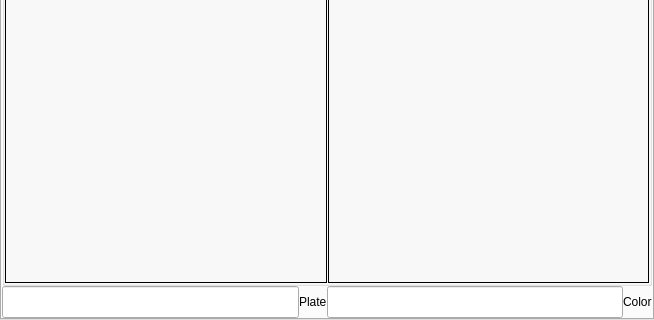
Above: MainUI/datawidget.ui from 519984307/Container_20191221 before the change; both pictures show x 0 to 654 and y 178 to 498 of the 654 by 498 pixel window. Below: the same form after it.
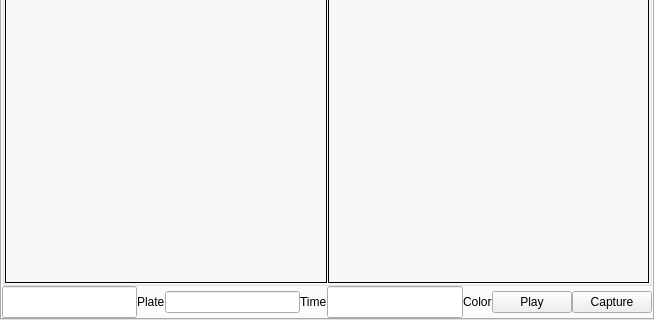
That is the form after the change. The open tabs and pages were chosen to show the change.

The edit to the form file:
```diff
--- a/MainUI/datawidget.ui
+++ b/MainUI/datawidget.ui
@@ -44,7 +44,7 @@
       <enum>QTabWidget::Rounded</enum>
      </property>
      <property name="currentIndex">
-      <number>0</number>
+      <number>2</number>
      </property>
      <property name="iconSize">
       <size>
@@ -957,7 +957,7 @@
           <property name="verticalSpacing">
            <number>0</number>
           </property>
-          <item row="0" column="0">
+          <item row="1" column="0">
            <widget class="QLabel" name="label_3">
             <property name="frameShape">
              <enum>QFrame::Panel</enum>
@@ -970,8 +970,8 @@
             </property>
            </widget>
           </item>
-          <item row="0" column="1">
-           <widget class="QLabel" name="label_5">
+          <item row="1" column="1">
+           <widget class="QLabel" name="label_4">
             <property name="frameShape">
              <enum>QFrame::Panel</enum>
             </property>
@@ -1008,6 +1008,26 @@
            </property>
           </widget>
          </item>
+         <item>
+          <widget class="QPushButton" name="pushButton_2">
+           <property name="text">
+            <string>Play</string>
+           </property>
+           <property name="checkable">
+            <bool>true</bool>
+           </property>
+           <property name="checked">
+            <bool>false</bool>
+           </property>
+          </widget>
+         </item>
+         <item>
+          <widget class="QPushButton" name="pushButton">
+           <property name="text">
+            <string>Capture</string>
+           </property>
+          </widget>
+         </item>
         </layout>
        </item>
        <item row="1" column="0">
@@ -1032,6 +1052,16 @@
            </property>
           </widget>
          </item>
+         <item>
+          <widget class="QLineEdit" name="lineEdit_13"/>
+         </item>
+         <item>
+          <widget class="QLabel" name="label_5">
+           <property name="text">
+            <string>Time</string>
+           </property>
+          </widget>
+         </item>
         </layout>
        </item>
       </layout>
```
